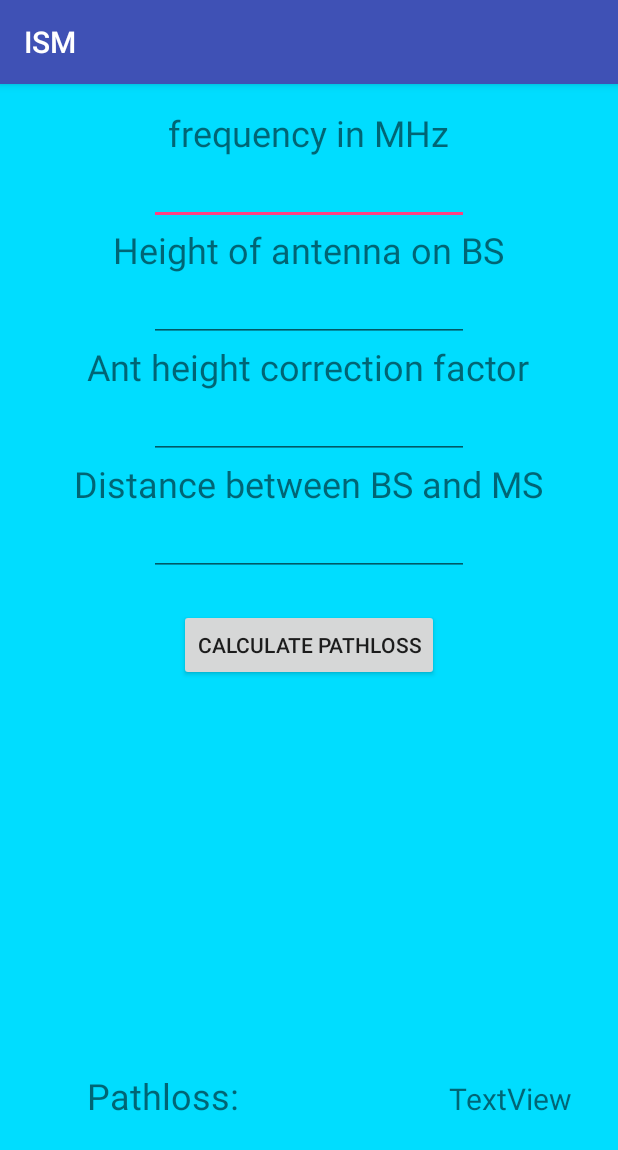
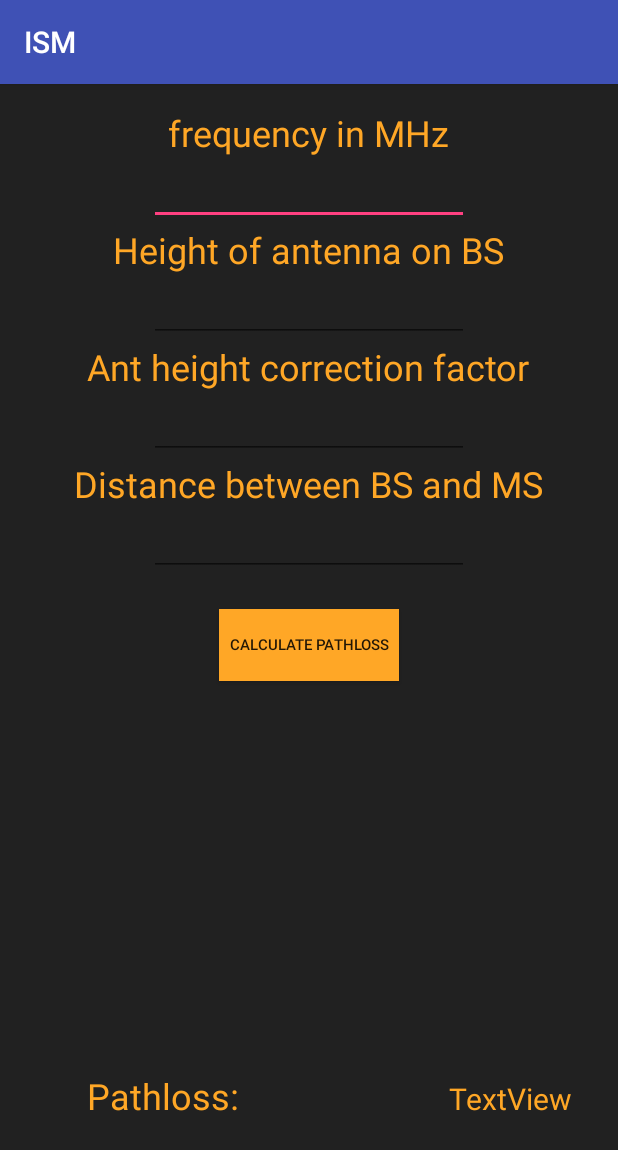
Before and after one commit to scarfaceablo/indoor_meas_android_app, an Android app: the info screen opened directly, with no data from a screen before it, on a phone screen of 412 x 824 dp. Shown: the top 1150 px of the screen. Run offline under Robolectric (Android 15) with nearby library versions, the phone set to English and light mode, and no system bars; network calls fail.

Commit message:
design update

```diff
--- a/app/src/main/java/com/example/klemen/indoorsignalmeasurement/RecordAdapter.java
+++ b/app/src/main/java/com/example/klemen/indoorsignalmeasurement/RecordAdapter.java
@@ -57,7 +57,7 @@ public class RecordAdapter extends BaseAdapter {
         holder.ageView.setText(record.datetime);
         holder.nameView.setText(record.cell_id);
         holder.positionView.setText(record.SS);
-        holder.addressView.setText(record.SS);
+        holder.addressView.setText(record.SQ);
 
         return view;
     }
--- a/app/src/main/res/layout/activity_info.xml
+++ b/app/src/main/res/layout/activity_info.xml
@@ -9,7 +9,7 @@
     android:paddingRight="@dimen/activity_horizontal_margin"
     android:paddingTop="@dimen/activity_vertical_margin"
     tools:context="com.example.klemen.indoorsignalmeasurement.info"
-    android:background="@android:color/holo_blue_bright">
+    android:background="#212121">
 
     <TextView
         android:text="frequency in MHz"
@@ -18,7 +18,8 @@
         android:id="@+id/frequency"
         android:layout_alignParentTop="true"
         android:layout_centerHorizontal="true"
-        android:textSize="24sp" />
+        android:textSize="24sp"
+        android:textColor="#FFA726"/>
 
     <EditText
         android:layout_width="wrap_content"
@@ -27,7 +28,8 @@
         android:ems="10"
         android:id="@+id/editText2"
         android:layout_below="@+id/frequency"
-        android:layout_centerHorizontal="true" />
+        android:layout_centerHorizontal="true"
+        android:textColor="#FFA726"/>
 
     <TextView
         android:text="Height of antenna on BS"
@@ -36,7 +38,8 @@
         android:id="@+id/height_ant_BS"
         android:layout_below="@+id/editText2"
         android:layout_centerHorizontal="true"
-        android:textSize="24sp" />
+        android:textSize="24sp"
+        android:textColor="#FFA726"/>
 
     <EditText
         android:layout_width="wrap_content"
@@ -45,7 +48,8 @@
         android:ems="10"
         android:id="@+id/editText3"
         android:layout_below="@+id/height_ant_BS"
-        android:layout_alignStart="@+id/editText2" />
+        android:layout_alignStart="@+id/editText2"
+        android:textColor="#FFA726"/>
 
     <TextView
         android:text="Ant height correction factor"
@@ -54,7 +58,8 @@
         android:id="@+id/ant_corr_factor"
         android:layout_below="@+id/editText3"
         android:layout_centerHorizontal="true"
-        android:textSize="24sp" />
+        android:textSize="24sp"
+        android:textColor="#FFA726"/>
 
     <EditText
         android:layout_width="wrap_content"
@@ -63,7 +68,8 @@
         android:ems="10"
         android:id="@+id/editText4"
         android:layout_below="@+id/ant_corr_factor"
-        android:layout_alignStart="@+id/editText3" />
+        android:layout_alignStart="@+id/editText3"
+        android:textColor="#FFA726"/>
 
     <TextView
         android:text="Distance between BS and MS"
@@ -72,16 +78,19 @@
         android:id="@+id/dist_BS_MS"
         android:layout_below="@+id/editText4"
         android:layout_centerHorizontal="true"
-        android:textSize="24sp" />
+        android:textSize="24sp"
+        android:textColor="#FFA726"/>
 
     <Button
         android:text="Calculate pathloss"
-        android:layout_width="wrap_content"
         android:layout_height="wrap_content"
         android:id="@+id/Calculatepathloss"
         android:layout_marginTop="67dp"
         android:layout_alignTop="@+id/editText5"
-        android:layout_centerHorizontal="true" />
+        android:layout_centerHorizontal="true"
+        android:background="#FFA726"
+        android:textSize="10sp"
+        android:layout_width="120sp" />
 
     <TextView
         android:text="TextView"
@@ -91,7 +100,8 @@
         android:layout_toEndOf="@+id/frequency"
         android:layout_marginBottom="62dp"
         android:id="@+id/Result"
-        android:textSize="20sp" />
+        android:textSize="20sp"
+        android:textColor="#FFA726"/>
 
     <TextView
         android:text="Pathloss: "
@@ -99,6 +109,7 @@
         android:layout_height="wrap_content"
         android:id="@+id/textView10"
         android:textSize="24sp"
+        android:textColor="#FFA726"
         android:layout_alignBaseline="@+id/Result"
         android:layout_alignBottom="@+id/Result"
         android:layout_alignStart="@+id/ant_corr_factor" />
@@ -108,6 +119,7 @@
         android:layout_height="wrap_content"
         android:inputType="numberDecimal"
         android:ems="10"
+        android:textColor="#FFA726"
         android:id="@+id/editText5"
         android:layout_below="@+id/dist_BS_MS"
         android:layout_alignStart="@+id/editText4" />
```
Also changed, not shown: app/src/main/java/com/example/klemen/indoorsignalmeasurement/MainActivity.java (+8 -8 lines), app/src/main/java/com/example/klemen/indoorsignalmeasurement/savedmeas.java (+3 -14 lines), app/src/main/res/layout/activity_main.xml (+41 -16 lines), app/src/main/res/layout/activity_savedmeas.xml (+5 -5 lines).
